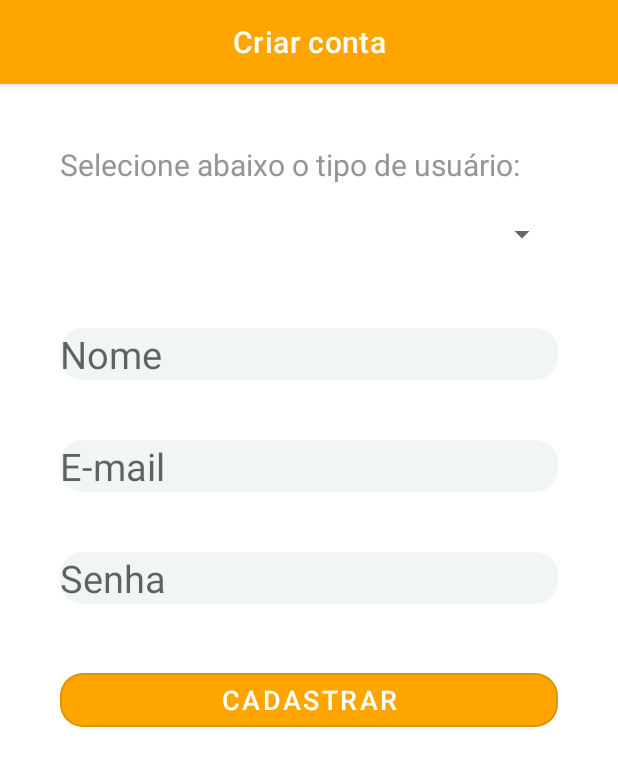
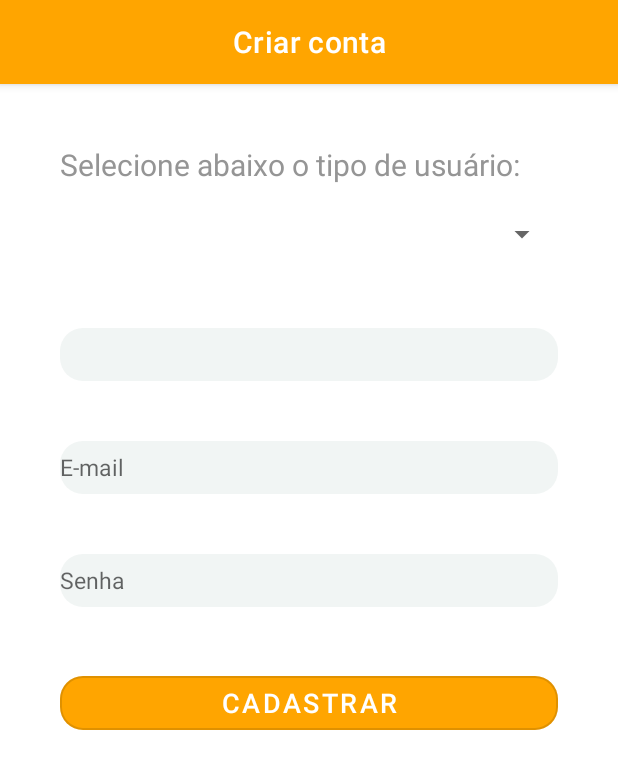
Before and after one commit to jonasfp/PDM, an Android app: the criarContaActivity screen opened directly, with no data from a screen before it, on a phone screen of 412 x 824 dp. Shown: the top 769 px of the screen. Run offline under Robolectric (Android 15) with nearby library versions, the phone set to English and light mode, and no system bars; our stand-ins replace Firebase (no records; nobody signed in at launch, a user with empty details on screens opened directly).

```diff
--- a/app/src/main/java/br/edu/ifpe/recife/tads/cheguei_102/view/criarContaActivity.java
+++ b/app/src/main/java/br/edu/ifpe/recife/tads/cheguei_102/view/criarContaActivity.java
@@ -60,13 +60,16 @@ public class criarContaActivity extends AppCompatActivity implements AdapterView
 
 
         if (position == 1) {
-            mEditUsername.setHint("Apartamento");
+            mEditUsername.setHint("Digite o númedo do apartamento");
             usuario.setPerfil("morador");
 
-        } else {
-            mEditUsername.setHint("Nome");
+        } else if (position == 2) {
+            mEditUsername.setHint("Digite o nome do porteiro");
             usuario.setPerfil("funcionario");
 
+        } else {
+            mEditUsername.setHint("");
+            usuario.setPerfil("");
         }
 
         Log.i("Teste", usuario.getPerfil());
@@ -74,7 +77,6 @@ public class criarContaActivity extends AppCompatActivity implements AdapterView
 
     @Override
     public void onNothingSelected(AdapterView<?> parent) {
-
 
     }
 
--- a/app/src/main/res/layout/criar_conta.xml
+++ b/app/src/main/res/layout/criar_conta.xml
@@ -33,41 +33,41 @@
         android:layout_marginLeft="35dp"
         android:layout_marginTop="10dp"
         android:layout_marginRight="40dp" />
+
     <EditText
         android:id="@+id/edit_criarnome"
         android:layout_width="match_parent"
-        android:layout_height="wrap_content"
+        android:layout_height="35dp"
         android:layout_margin="40dp"
-        android:hint="@string/nome"
         android:textColor="#959595"
-        android:textSize="25dp"
+        android:textSize="15dp"
         android:backgroundTint="@color/cinzaclaro"
         android:background="@drawable/rounded_edittext"/>
 
     <EditText
         android:id="@+id/edit_criaremail"
         android:layout_width="match_parent"
-        android:layout_height="wrap_content"
+        android:layout_height="35dp"
         android:layout_marginLeft="40dp"
         android:layout_marginRight="40dp"
         android:hint="@string/email"
         android:inputType="textEmailAddress"
         android:textColor="#959595"
-        android:textSize="25dp"
+        android:textSize="15dp"
         android:backgroundTint="@color/cinzaclaro"
         android:background="@drawable/rounded_edittext"/>
 
     <EditText
         android:id="@+id/edit_criarsenha"
         android:layout_width="match_parent"
-        android:layout_height="wrap_content"
+        android:layout_height="35dp"
         android:layout_marginTop="40dp"
         android:layout_marginLeft="40dp"
         android:layout_marginRight="40dp"
         android:hint="@string/senha"
         android:inputType="textPassword"
         android:textColor="#959595"
-        android:textSize="25dp"
+        android:textSize="15dp"
         android:backgroundTint="@color/cinzaclaro"
         android:background="@drawable/rounded_edittext"/>
 
```
Also changed, not shown: app/src/main/java/br/edu/ifpe/recife/tads/cheguei_102/util/Util.java (+11 -9 lines).
